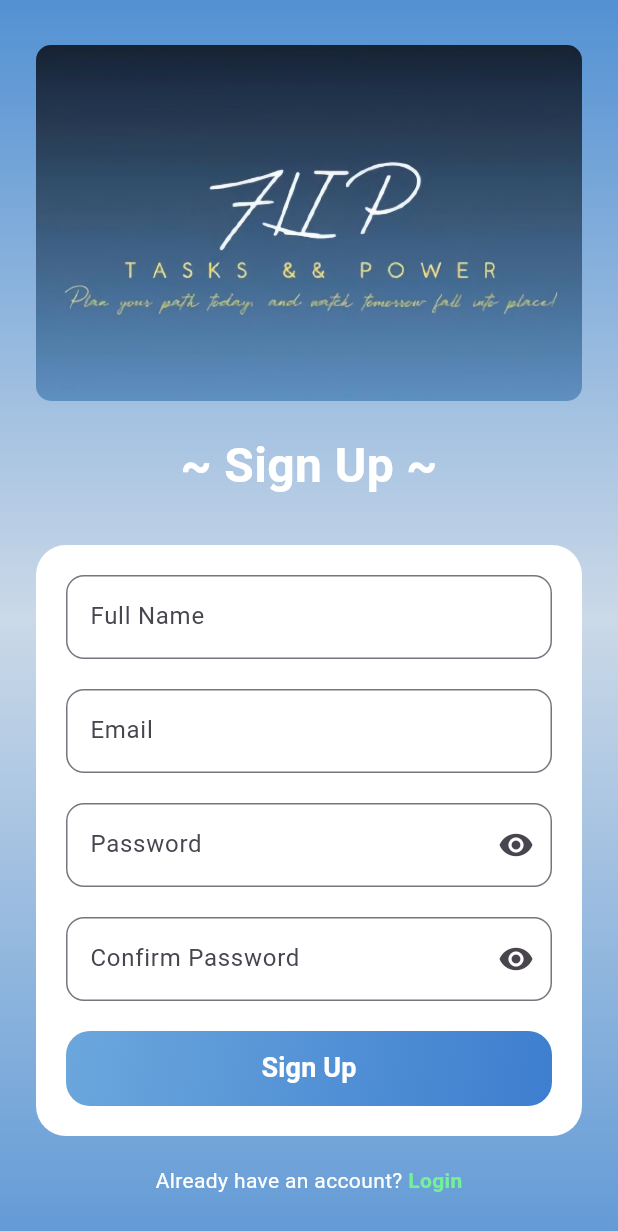
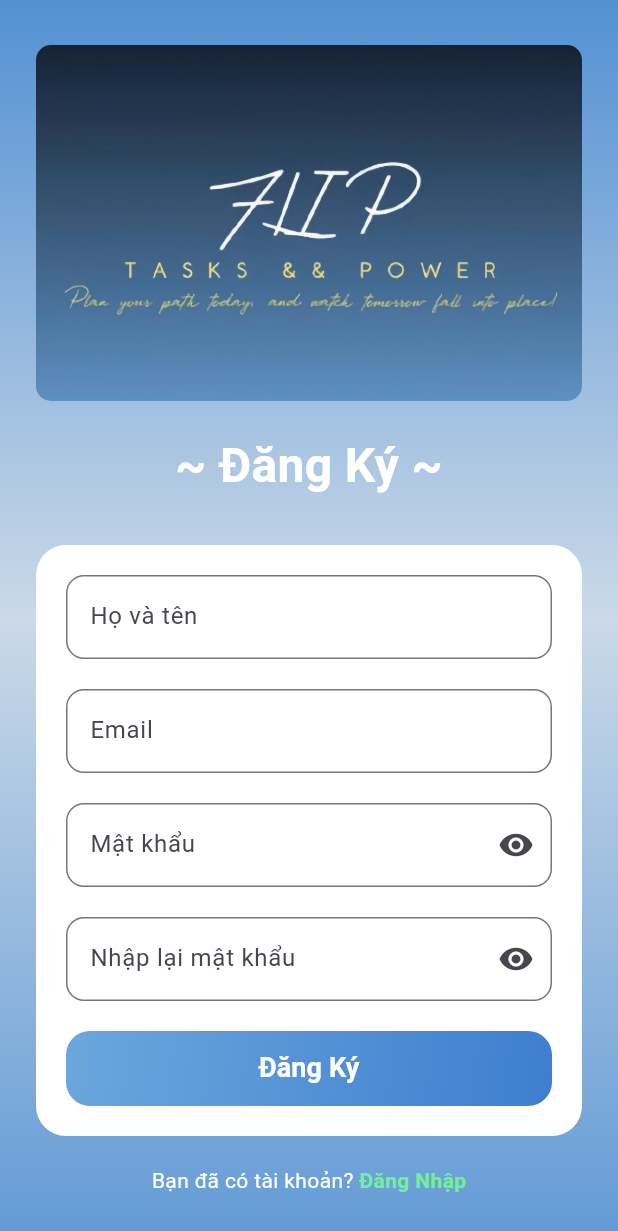
Before and after one commit to phepham22it216/flip, a Flutter app: the SignupScreen screen opened directly, on a phone screen of 412 x 824 dp. Shown: the top 1231 px of the screen. Run offline on Flutter 3.47's test engine with Material 3 defaults, Android fonts, the light colour scheme and no system bars; our stand-ins replace firebase_auth, firebase_core, firebase_database, flutter_local_notifications, google_sign_in, image_picker and 3 more; missing offline and left inert: bcrypt; accounts and stored records are empty; network calls fail.

Commit message:
FIX TA SANG TIẾNG VIỆT

```diff
--- a/lib/features/more/screens/account_page.dart
+++ b/lib/features/more/screens/account_page.dart
@@ -87,9 +87,9 @@ class _AccountPageState extends State<AccountPage> {
           avatarUrl = uploadedUrl; // fixed null-safe
           if (!kIsWeb) _localImage = File(pickedFile.path);
         });
-        showMsg("Avatar updated!");
+        showMsg("Đã cập nhật avatar!");
       } else {
-        showMsg("Failed to upload avatar!");
+        showMsg("Cập nhật không thành công!");
       }
     } catch (e) {
       showMsg("Failed to update avatar: $e");
@@ -99,12 +99,12 @@ class _AccountPageState extends State<AccountPage> {
   void _saveName() async {
     final name = nameController.text.trim();
     if (name.isEmpty) {
-      showMsg("Full Name cannot be empty!");
+      showMsg("Vui lòng điền họ tên!");
       return;
     }
     try {
       await AuthService().updateFullName(name);
-      showMsg("Full Name updated!");
+      showMsg("Cập nhật thành công!");
       setState(() {
         isEditingName = false;
       });
@@ -143,7 +143,7 @@ class _AccountPageState extends State<AccountPage> {
                 mainAxisSize: MainAxisSize.min,
                 children: [
                   const Text(
-                    "Enter your Password",
+                    "Nhập mât khẩu ở đây",
                     style: TextStyle(
                       fontSize: 20,
                       fontWeight: FontWeight.bold,
@@ -165,7 +165,7 @@ class _AccountPageState extends State<AccountPage> {
                       controller: controller,
                       obscureText: obscure,
                       decoration: InputDecoration(
-                        labelText: "Current password",
+                        labelText: "Pass cũ",
                         border: InputBorder.none,
                         suffixIcon: IconButton(
                           icon: Icon(
@@ -190,7 +190,7 @@ class _AccountPageState extends State<AccountPage> {
                         ),
                         onPressed: () => Navigator.pop(context, null),
                         child: const Text(
-                          "Cancel",
+                          "Hủy",
                           style: TextStyle(color: Colors.black),
                         ),
                       ),
@@ -204,7 +204,7 @@ class _AccountPageState extends State<AccountPage> {
                         onPressed: () =>
                             Navigator.pop(context, controller.text.trim()),
                         child: const Text(
-                          "Confirm",
+                          "Xác nhận",
                           style: TextStyle(color: Colors.black),
                         ),
                       ),
@@ -224,17 +224,17 @@ class _AccountPageState extends State<AccountPage> {
     final user = await AuthService().currentUser();
 
     if (newEmail.isEmpty) {
-      showMsg("Email cannot be empty!");
+      showMsg("Vui lòng nhập email!");
       return;
     }
     final emailRegex = RegExp(r'^[\w-\.]+@([\w-]+\.)+[\w-]{2,4}$');
     if (!emailRegex.hasMatch(newEmail)) {
-      showMsg("Email is invalid!");
+      showMsg("Sai định dạng!");
       return;
     }
 
     if (user == null) {
-      showMsg("User not found!");
+      showMsg("Tài khoản không tồn tại!");
       return;
     }
 
@@ -250,13 +250,13 @@ class _AccountPageState extends State<AccountPage> {
       );
 
       if (result == "VERIFY_EMAIL_SENT") {
-        showMsg("A verification email has been sent to $newEmail. Please confirm!");
+        showMsg("Link xác thực đã được gửi đến $newEmail. Hãy xác nhận!");
         setState(() {
           isEditingEmail = false;
           emailController.text = maskEmail(newEmail);
         });
       } else {
-        showMsg("Failed to update email!");
+        showMsg("Cập nhật không thành công!");
       }
     } catch (e) {
       showMsg(e.toString());
@@ -287,7 +287,7 @@ class _AccountPageState extends State<AccountPage> {
               mainAxisSize: MainAxisSize.min,
               children: [
                 const Text(
-                  "Change Password",
+                  "Sửa Mật Khẩu",
                   style: TextStyle(
                     fontSize: 20,
                     fontWeight: FontWeight.bold,
@@ -309,7 +309,7 @@ class _AccountPageState extends State<AccountPage> {
                     controller: oldPassController,
                     obscureText: obscureOld,
                     decoration: InputDecoration(
-                      labelText: "Old Password",
+                      labelText: "Mật khẩu cũ",
                       border: InputBorder.none,
                       suffixIcon: IconButton(
                         icon: Icon(
@@ -333,7 +333,7 @@ class _AccountPageState extends State<AccountPage> {
                     controller: newPassController,
                     obscureText: obscureNew,
                     decoration: InputDecoration(
-                      labelText: "New Password",
+                      labelText: "Mật khẩu mới",
                       border: InputBorder.none,
                       suffixIcon: IconButton(
                         icon: Icon(
@@ -357,7 +357,7 @@ class _AccountPageState extends State<AccountPage> {
                     controller: rePassController,
                     obscureText: obscureRe,
                     decoration: InputDecoration(
-                      labelText: "Confirm New Password",
+                      labelText: "Nhập lại MK mới",
                       border: InputBorder.none,
                       suffixIcon: IconButton(
                         icon: Icon(
@@ -380,7 +380,7 @@ class _AccountPageState extends State<AccountPage> {
                       ),
                       onPressed: () => Navigator.pop(ctx),
                       child:
-                      const Text("Cancel", style: TextStyle(color: Colors.black)),
+                      const Text("Hủy", style: TextStyle(color: Colors.black)),
                     ),
                     const SizedBox(width: 10),
 
@@ -394,15 +394,15 @@ class _AccountPageState extends State<AccountPage> {
                         final rePass = rePassController.text.trim();
 
                         if (oldPass.isEmpty || newPass.isEmpty || rePass.isEmpty) {
-                          showMsg("Please fill in all fields!");
+                          showMsg("Hãy nhập đầy đủ các trường!");
                           return;
                         }
                         if (newPass.length < 6) {
-                          showMsg("New password must be at least 6 characters!");
+                          showMsg("Mật khẩu không được nhỏ hơn 6 kí tự.");
                           return;
                         }
                         if (newPass != rePass) {
-                          showMsg("Passwords do not match!");
+                          showMsg("Bạn nhập chưa khớp mật khẩu.");
                           return;
                         }
 
@@ -415,7 +415,7 @@ class _AccountPageState extends State<AccountPage> {
                         }
                       },
                       child:
-                      const Text("Save", style: TextStyle(color: Colors.black)),
+                      const Text("Lưu", style: TextStyle(color: Colors.black)),
                     ),
                   ],
                 )
@@ -431,12 +431,12 @@ class _AccountPageState extends State<AccountPage> {
     showDialog(
       context: context,
       builder: (ctx) => AlertDialog(
-        title: const Text("Logout"),
-        content: const Text("Are you sure you want to logout?"),
+        title: const Text("Đăng Xuất"),
+        content: const Text("Bạn muốn đăng xuất?"),
         actions: [
           TextButton(
             onPressed: () => Navigator.pop(ctx),
-            child: const Text("Cancel"),
+            child: const Text("Hủy"),
           ),
           ElevatedButton(
             onPressed: () async {
@@ -447,7 +447,7 @@ class _AccountPageState extends State<AccountPage> {
                     (route) => false,
               );
             },
-            child: const Text("Logout"),
+            child: const Text("OK"),
           ),
         ],
       ),
@@ -491,7 +491,7 @@ class _AccountPageState extends State<AccountPage> {
                       ),
                       const SizedBox(height: 8),
                       const Text(
-                        "Tap avatar to change",
+                        "Nhấp vào avatar để thay đổi!",
                         style: TextStyle(color: Colors.black54, fontSize: 12),
                       ),
 
@@ -520,7 +520,7 @@ class _AccountPageState extends State<AccountPage> {
               child: Column(
                 children: [
                   _infoCard(
-                    title: "Full Name",
+                    title: "Họ và tên",
                     icon: Icons.person,
                     iconColor: Colors.blue.shade700,
                     controller: nameController,
@@ -539,7 +539,7 @@ class _AccountPageState extends State<AccountPage> {
                     isEditing: isEditingEmail,
                     onTapEdit: () {
                       if (hash.isEmpty) {
-                        showMsg("Google accounts cannot change email!");
+                        showMsg("Tài khoản GG không thể sửa email!");
                         return;
                       }
                       AuthService().currentUser().then((user) {
@@ -557,7 +557,7 @@ class _AccountPageState extends State<AccountPage> {
                   const SizedBox(height: 15),
 
                   _infoCard(
-                    title: "Password",
+                    title: "Mật khẩu",
                     icon: Icons.lock,
                     iconColor: Colors.black87,
                     controller: TextEditingController(text: passwordMasked),
@@ -568,7 +568,7 @@ class _AccountPageState extends State<AccountPage> {
 
                       // nếu hash rỗng → không có password
                       if (hash.isEmpty || hash.trim().isEmpty) {
-                        showMsg("Your account does not have a password. Cannot change password!");
+                        showMsg("Tài khoản của bạn là tài khoản GG, không thể thay đổi MK!");
                         return;
                       }
 
@@ -612,7 +612,7 @@ class _AccountPageState extends State<AccountPage> {
                   ),
                 ),
                 child: const Text(
-                  "Logout",
+                  "Đăng xuất",
                   style: TextStyle(
                     fontSize: 18,
                     fontWeight: FontWeight.bold,
--- a/lib/features/more/screens/login_page.dart
+++ b/lib/features/more/screens/login_page.dart
@@ -65,7 +65,7 @@ class _LoginScreenState extends State<LoginScreen> {
 
                   // Title
                   Text(
-                    " ~ Login ~",
+                      " ~ Đăng Nhập ~",
                     style: TextStyle(
                       fontSize: 32,
                       fontWeight: FontWeight.bold,
@@ -88,7 +88,7 @@ class _LoginScreenState extends State<LoginScreen> {
                         TextField(
                           controller: emailController,
                           decoration: InputDecoration(
-                            labelText: "Enter your email",
+                            labelText: "Nhập email của bạn",
                             border: OutlineInputBorder(
                               borderRadius: BorderRadius.circular(12),
                             ),
@@ -102,7 +102,7 @@ class _LoginScreenState extends State<LoginScreen> {
                           controller: passController,
                           obscureText: _obscurePassword,
                           decoration: InputDecoration(
-                            labelText: "Enter your password",
+                            labelText: "Nhập mật khẩu của bạn",
                             border: OutlineInputBorder(
                               borderRadius: BorderRadius.circular(12),
                             ),
@@ -142,16 +142,16 @@ class _LoginScreenState extends State<LoginScreen> {
                               final pass  = passController.text.trim();
 
                               if (email.isEmpty || pass.isEmpty) {
-                                showMsg(context, "Please fill in all fields!");
+                                showMsg(context, "Hãy nhập đầy đủ thông tin!");
                                 return;
                               }
                               final emailRegex = RegExp(r'^[\w-\.]+@([\w-]+\.)+[\w-]{2,4}$');
                               if (!emailRegex.hasMatch(email)) {
-                                showMsg(context, "Please enter a valid email!");
+                                showMsg(context, "Sai định dạng email");
                                 return;
                               }
                               if (pass.length < 6) {
-                                showMsg(context, "Password must be at least 6 characters!");
+                                showMsg(context, "Mật khẩu không được ít hơn 6 kí tự!");
                                 return;
                               }
 
@@ -162,7 +162,7 @@ class _LoginScreenState extends State<LoginScreen> {
                                 );
 
                                 if (user == null) {
-                                  showMsg(context, "Login failed. Please check your credentials.");
+                                  showMsg(context, "Đăng nhập thất bại. Vui lòng kiểm tra lại thông tin của bạn!");
                                   return; // Không chuyển hướng
                                 }
 
@@ -193,7 +193,7 @@ class _LoginScreenState extends State<LoginScreen> {
                               ),
                             ),
                             child: Text(
-                              "Login with Account",
+                              "Đăng nhập với Tài Khoản",
                               style: TextStyle(
                                 color: Colors.white,
                                 fontSize: 18,
@@ -205,7 +205,7 @@ class _LoginScreenState extends State<LoginScreen> {
 
                         const SizedBox(height: 20),
 
-                        const Text("Or continue with"),
+                        const Text("Hoặc tiếp tục với"),
                         const SizedBox(height: 12),
 
                         // Google button
@@ -215,7 +215,7 @@ class _LoginScreenState extends State<LoginScreen> {
                           child: OutlinedButton.icon(
                             icon: Image.asset("assets/icons/google.png", height: 22),
                             label: const Text(
-                                "Sign in with Google",
+                                "Đăng nhập với Google",
                                 style: TextStyle(
                                   fontSize: 18,
                                 ),
@@ -226,7 +226,7 @@ class _LoginScreenState extends State<LoginScreen> {
 
                                 if (user == null) {
                                   // Đăng nhập thất bại
-                                  showMsg(context, "Google Sign-In failed. Please try again.");
+                                  showMsg(context, "Đăng nhập bằng google thất bại! Vui lòng thử lại!");
                                   return; // Không chuyển hướng
                                 }
 
@@ -261,7 +261,7 @@ class _LoginScreenState extends State<LoginScreen> {
                     mainAxisAlignment: MainAxisAlignment.center,
                     children: [
                       const Text(
-                        "Don't have an account? ",
+                        "Bạn chưa có tài khoản? ",
                         style: TextStyle(color: Colors.white),
                       ),
                       GestureDetector(
@@ -272,7 +272,7 @@ class _LoginScreenState extends State<LoginScreen> {
                           );
                         },
                         child: const Text(
-                          "Sign Up",
+                          "Đăng Ký",
                           style: TextStyle(
                             fontWeight: FontWeight.bold,
                             // fontStyle: FontStyle.italic,
--- a/lib/features/more/screens/signup_page.dart
+++ b/lib/features/more/screens/signup_page.dart
@@ -69,7 +69,7 @@ class _SignupScreenState extends State<SignupScreen> {
 
                   // Title
                   Text(
-                    "~ Sign Up ~",
+                    "~ Đăng Ký ~",
                     style: TextStyle(
                       fontSize: 32,
                       fontWeight: FontWeight.bold,
@@ -92,7 +92,7 @@ class _SignupScreenState extends State<SignupScreen> {
                         TextField(
                           controller: nameController,
                           decoration: InputDecoration(
-                            labelText: "Full Name",
+                            labelText: "Họ và tên",
                             border: OutlineInputBorder(
                               borderRadius: BorderRadius.circular(12),
                             ),
@@ -119,7 +119,7 @@ class _SignupScreenState extends State<SignupScreen> {
                           controller: passController,
                           obscureText: _obscurePass,
                           decoration: InputDecoration(
-                            labelText: "Password",
+                            labelText: "Mật khẩu",
                             border: OutlineInputBorder(
                               borderRadius: BorderRadius.circular(12),
                             ),
@@ -143,7 +143,7 @@ class _SignupScreenState extends State<SignupScreen> {
                           controller: repassController,
                           obscureText: _obscureRePass,
                           decoration: InputDecoration(
-                            labelText: "Confirm Password",
+                            labelText: "Nhập lại mật khẩu",
                             border: OutlineInputBorder(
                               borderRadius: BorderRadius.circular(12),
                             ),
@@ -185,20 +185,20 @@ class _SignupScreenState extends State<SignupScreen> {
                               final repass = repassController.text.trim();
 
                               if (name.isEmpty || email.isEmpty || pass.isEmpty || repass.isEmpty) {
-                                showMsg(context, "Please fill in all fields!");
+                                showMsg(context, "Vui lòng nhập đầy đủ thông tin!");
                                 return;
                               }
                               final emailRegex = RegExp(r'^[\w-\.]+@([\w-]+\.)+[\w-]{2,4}$');
                               if (!emailRegex.hasMatch(email)) {
-                                showMsg(context, "Please enter a valid email!");
+                                showMsg(context, "Sai định dạng email!");
                                 return;
                               }
                               if (pass.length < 6) {
-                                showMsg(context, "Password must be at least 6 characters!");
+                                showMsg(context, "Mật khẩu không được ít hơn 6 kí tự");
                                 return;
                               }
                               if (pass != repass) {
-                                showMsg(context, "Passwords do not match!");
+                                showMsg(context, "Bạn nhập mật khẩu chưa khớp nhau!");
                                 return;
                               }
 
@@ -211,12 +211,12 @@ class _SignupScreenState extends State<SignupScreen> {
 
                                 if (user == null) {
                                   // Đăng ký thất bại
-                                  showMsg(context, "Sign-up failed. Please try again.");
+                                  showMsg(context, "Đăng ký thất bại. Vui lòng thử lại!");
                                   return; // Không chuyển hướng
                                 }
 
                                 // Đăng ký thành công → chuyển hướng về Login
-                                showMsg(context, "Sign-up successful! Please login.");
+                                showMsg(context, "Đăng nhập thành công. Bây giờ hãy đăng nhập!");
                                 Navigator.pushReplacement(
                                   context,
                                   MaterialPageRoute(
@@ -234,7 +234,7 @@ class _SignupScreenState extends State<SignupScreen> {
                               ),
                             ),
                             child: Text(
-                              "Sign Up",
+                              "Đăng Ký",
                               style: TextStyle(
                                 color: Colors.white,
                                 fontSize: 18,
@@ -254,7 +254,7 @@ class _SignupScreenState extends State<SignupScreen> {
                     mainAxisAlignment: MainAxisAlignment.center,
                     children: [
                       const Text(
-                        "Already have an account? ",
+                        "Bạn đã có tài khoản? ",
                         style: TextStyle(color: Colors.white),
                       ),
                       GestureDetector(
@@ -265,7 +265,7 @@ class _SignupScreenState extends State<SignupScreen> {
                           );
                         },
                         child: const Text(
-                          "Login",
+                          "Đăng Nhập",
                           style: TextStyle(
                             fontWeight: FontWeight.bold,
                             color: Color(0xFF73F197),
```
